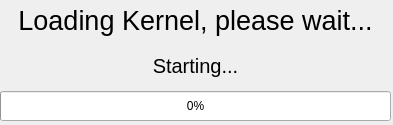
This is Progress.ui in WRooke/LinuxUpdateUtility as Qt 5 draws it before an edit. The edited form follows.
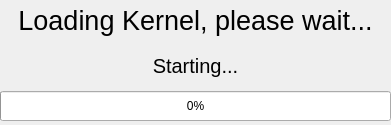
This is the edited form. Icons and pictures are not drawn.

```diff
--- a/Progress.ui
+++ b/Progress.ui
@@ -9,7 +9,7 @@
    <rect>
     <x>0</x>
     <y>0</y>
-    <width>393</width>
+    <width>391</width>
     <height>125</height>
    </rect>
   </property>
```
